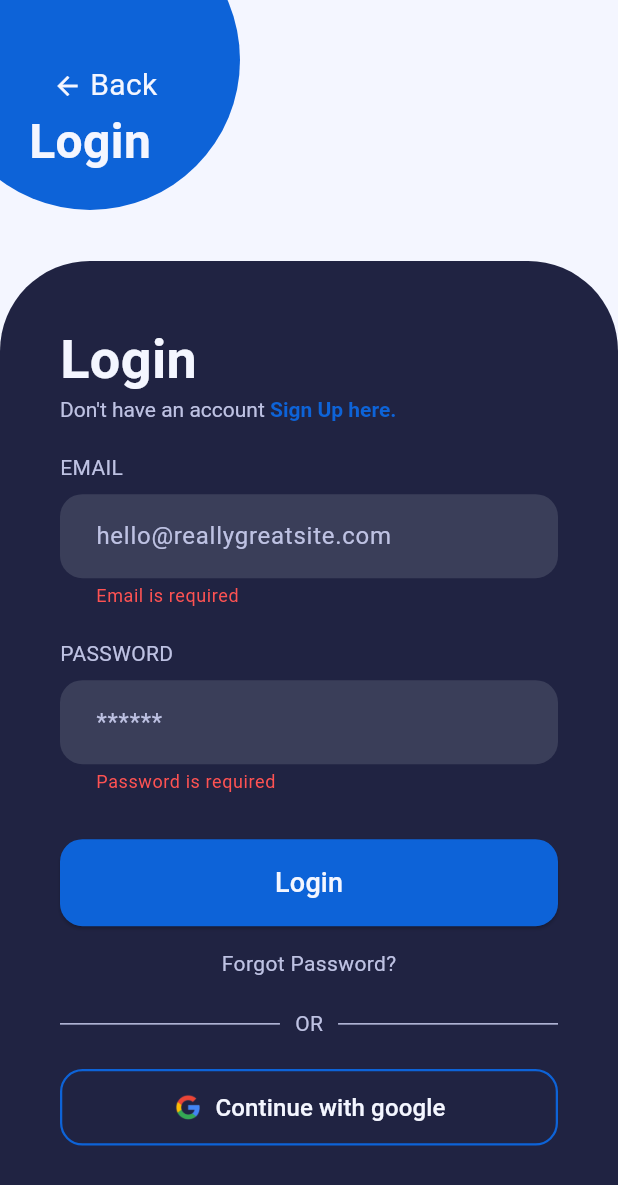
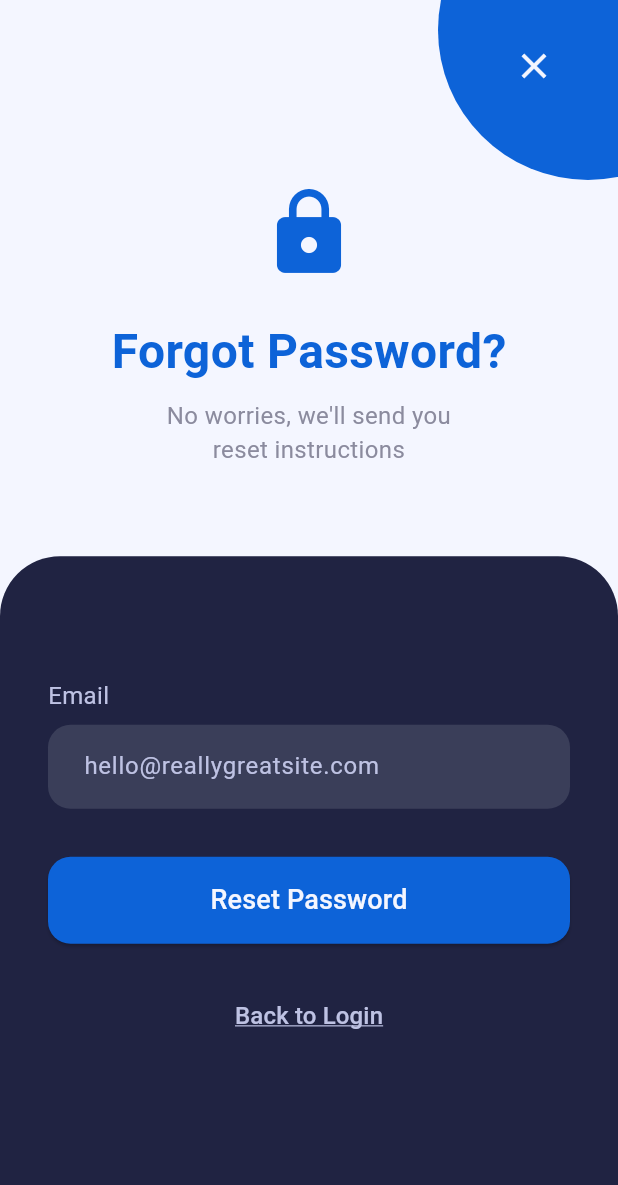
Before and after one commit to Nafly-090/fixerhub, a Flutter app: the LoginScreen screen opened by its route, after a tap on "Login", after a tap on "Forgot Password?", on a phone screen of 412 x 824 dp. Shown: the top 1185 px of the screen. Run offline on Flutter 3.47's test engine with Material 3 defaults, Android fonts, the light colour scheme and no system bars; our stand-ins replace cherry_toast, image_picker.

Commit message:
validation_notification_rest_password

```diff
--- /dev/null
+++ b/lib/forgotpassword.dart
@@ -0,0 +1,243 @@
+import 'package:cherry_toast/resources/arrays.dart';
+import 'package:flutter/material.dart';
+import 'package:cherry_toast/cherry_toast.dart';
+import 'colors.dart'; // This now correctly uses your k-constants file
+
+class ForgotPasswordScreen extends StatefulWidget {
+  const ForgotPasswordScreen({super.key});
+
+  @override
+  State<ForgotPasswordScreen> createState() => _ForgotPasswordScreenState();
+}
+
+class _ForgotPasswordScreenState extends State<ForgotPasswordScreen> {
+  final _formKey = GlobalKey<FormState>();
+  final _emailController = TextEditingController();
+
+  @override
+  void dispose() {
+    _emailController.dispose();
+    super.dispose();
+  }
+
+  void _sendResetInstructions() {
+    // We still keep this check as a final safeguard before submitting.
+    if (_formKey.currentState!.validate()) {
+      // If the form is valid, show a confirmation and proceed
+      print('Sending reset instructions to ${_emailController.text}');
+
+      // Show CherryToast instead of SnackBar
+      CherryToast.success(
+        title: Text('Success'),
+        description: Text('Reset instructions sent to ${_emailController.text}'),
+        animationType: AnimationType.fromTop,
+        autoDismiss: true,
+      ).show(context);
+
+      Navigator.of(context).pop(); // Go back to login screen
+    } else {
+      print('Form is invalid.');
+      // Optionally show an error toast
+      CherryToast.error(
+        title: Text('Error'),
+        description: Text('Form is invalid.'),
+        animationType: AnimationType.fromTop,
+        autoDismiss: true,
+      ).show(context);
+    }
+  }
+
+  @override
+  Widget build(BuildContext context) {
+    return Scaffold(
+      backgroundColor: kWhite, // Using your kWhite color
+      body: SingleChildScrollView(
+        child: SizedBox(
+          height: MediaQuery.of(context).size.height,
+          child: Stack(
+            children: [
+              _buildTopCircle(context),
+              _buildHeaderContent(context),
+              _buildFormSheet(context),
+            ],
+          ),
+        ),
+      ),
+    );
+  }
+
+  // --- WIDGET for the top overlapping circle ---
+  Widget _buildTopCircle(BuildContext context) {
+    return Positioned(
+      top: -80,
+      right: -80,
+      child: Container(
+        width: 200,
+        height: 200,
+        decoration: const BoxDecoration(
+          color: kPrimaryBlue,
+          shape: BoxShape.circle,
+        ),
+        child: Stack(
+          children: [
+            Positioned(
+              top: 100,
+              left: 40,
+              child: IconButton(
+                icon: const Icon(Icons.close, color: kWhite, size: 28),
+                onPressed: () {
+                  Navigator.of(context).pop();
+                },
+              ),
+            ),
+          ],
+        ),
+      ),
+    );
+  }
+
+  // --- WIDGET for the header content (lock icon, title, subtitle) ---
+  Widget _buildHeaderContent(BuildContext context) {
+    return Positioned(
+      top: MediaQuery.of(context).size.height * 0.15,
+      left: 0,
+      right: 0,
+      child: Column(
+        children: [
+          const Icon(Icons.lock, color: kPrimaryBlue, size: 64),
+          const SizedBox(height: 24),
+          const Text(
+            'Forgot Password?',
+            style: TextStyle(
+              fontSize: 32,
+              fontWeight: FontWeight.bold,
+              color: kPrimaryBlue,
+            ),
+          ),
+          const SizedBox(height: 8),
+          const Text(
+            "No worries, we'll send you\nreset instructions",
+            textAlign: TextAlign.center,
+            style: TextStyle(
+              fontSize: 16,
+              color: kTaglineColor,
+            ),
+          ),
+        ],
+      ),
+    );
+  }
+
+  // --- WIDGET for the main form sheet ---
+  Widget _buildFormSheet(BuildContext context) {
+    return Align(
+      alignment: Alignment.bottomCenter,
+      child: Container(
+        height: MediaQuery.of(context).size.height * 0.55,
+        width: double.infinity,
+        decoration: const BoxDecoration(
+          color: kDarkBlue,
+          borderRadius: BorderRadius.only(
+            topLeft: Radius.circular(40.0),
+            topRight: Radius.circular(40.0),
+          ),
+        ),
+        child: Padding(
+          padding: const EdgeInsets.symmetric(horizontal: 32.0, vertical: 40.0),
+          // MODIFICATION HERE
+          child: Form(
+            key: _formKey,
+            // This line enables real-time validation as the user types.
+            autovalidateMode: AutovalidateMode.onUserInteraction,
+            child: Column(
+              crossAxisAlignment: CrossAxisAlignment.start,
+              children: [
+                const Spacer(flex: 1),
+                const Text("Email", style: TextStyle(color: kGreyText, fontSize: 16)),
+                const SizedBox(height: 8),
+                _buildEmailField(),
+                const SizedBox(height: 32),
+                _buildResetButton(),
+                const SizedBox(height: 24),
+                _buildBackToLoginButton(context),
+                const Spacer(flex: 2),
+              ],
+            ),
+          ),
+        ),
+      ),
+    );
+  }
+
+  // Helper widget for the Email TextField
+  Widget _buildEmailField() {
+    return TextFormField(
+      controller: _emailController,
+      keyboardType: TextInputType.emailAddress,
+      style: const TextStyle(color: kWhite),
+      decoration: InputDecoration(
+        fillColor: kTextFieldBackground,
+        filled: true,
+        hintText: 'hello@reallygreatsite.com',
+        hintStyle: const TextStyle(color: kGreyText),
+        border: OutlineInputBorder(
+          borderRadius: BorderRadius.circular(15.0),
+          borderSide: BorderSide.none,
+        ),
+        contentPadding: const EdgeInsets.symmetric(vertical: 16, horizontal: 20),
+      ),
+      // This validator logic is now run in real-time thanks to autovalidateMode
+      validator: (value) {
+        if (value == null || value.isEmpty) {
+          return 'Please enter your email';
+        }
+        final emailPattern = RegExp(r'^[\w-\.]+@([\w-]+\.)+[\w-]{2,4}$');
+        if (!emailPattern.hasMatch(value)) {
+          return 'Enter a valid email address'; // A slightly more user-friendly message
+        }
+        return null;
+      },
+    );
+  }
+
+  // Helper widget for the "Reset Password" button
+  Widget _buildResetButton() {
+    return SizedBox(
+      width: double.infinity,
+      child: ElevatedButton(
+        onPressed: _sendResetInstructions,
+        style: ElevatedButton.styleFrom(
+          backgroundColor: kPrimaryBlue,
+          padding: const EdgeInsets.symmetric(vertical: 16.0),
+          shape: RoundedRectangleBorder(
+            borderRadius: BorderRadius.circular(15.0),
+          ),
+        ),
+        child: const Text(
+          'Reset Password',
+          style: TextStyle(fontSize: 18, color: kWhite),
+        ),
+      ),
+    );
+  }
+
+  // Helper widget for the "Back to Login" text button
+  Widget _buildBackToLoginButton(BuildContext context) {
+    return Center(
+      child: TextButton(
+        onPressed: () {
+          Navigator.of(context).pop();
+        },
+        child: const Text(
+          'Back to Login',
+          style: TextStyle(
+            color: kGreyText,
+            fontSize: 16,
+            decoration: TextDecoration.underline,
+            decorationColor: kGreyText,
+          ),
+        ),
+      ),
+    );
+  }
+}
--- a/lib/login.dart
+++ b/lib/login.dart
@@ -1,4 +1,3 @@
-import 'package:fixerhub/wellcome.dart';
 import 'package:flutter/material.dart';
 import 'colors.dart'; // Import our custom colors
 import 'package:flutter/gestures.dart';
@@ -195,6 +194,7 @@ class _LoginScreenState extends State<LoginScreen> {
               Center(
                 child: GestureDetector(
                   onTap: () {
+                    Navigator.pushNamed(context, '/resetpswd');
                     print("Forgot Password tapped");
                   },
                   child: const Text(
--- a/lib/signup.dart
+++ b/lib/signup.dart
@@ -59,6 +59,7 @@ class _SignUpScreenState extends State<SignUpScreen> {
   // Validate all fields in real-time
   void _validateFields() {
     setState(() {
+      autovalidateMode: AutovalidateMode.onUserInteraction;
       // Validate NAME
       _nameError = _nameController.text.isEmpty ? 'Name is required' : null;
 
@@ -117,7 +118,7 @@ class _SignUpScreenState extends State<SignUpScreen> {
   // --- WIDGET for the top overlapping circle ---
   Widget _buildHeaderCircle(BuildContext context) {
     return Positioned(
-      top: -60,
+      top: -45,
       left: -40,
       child: Container(
         height: 200,
@@ -143,7 +144,7 @@ class _SignUpScreenState extends State<SignUpScreen> {
                     SizedBox(width: 5),
                     Text(
                       'Back',
-                      style: TextStyle(color: kWhite, fontSize: 16),
+                      style: TextStyle(color: kWhite, fontSize: 20),
                     ),
                   ],
                 ),
--- a/pubspec.yaml
+++ b/pubspec.yaml
@@ -42,6 +42,7 @@ dependencies:
   crystal_navigation_bar: ^1.0.4
   flutter_launcher_icons: ^0.14.4
   image_picker: ^1.1.2
+  cherry_toast: ^1.13.0
 
 dev_dependencies:
   flutter_test:
```
Also changed, not shown: lib/home.dart (added, +18 -0 lines), lib/main.dart (+8 -3 lines), pubspec.lock.
